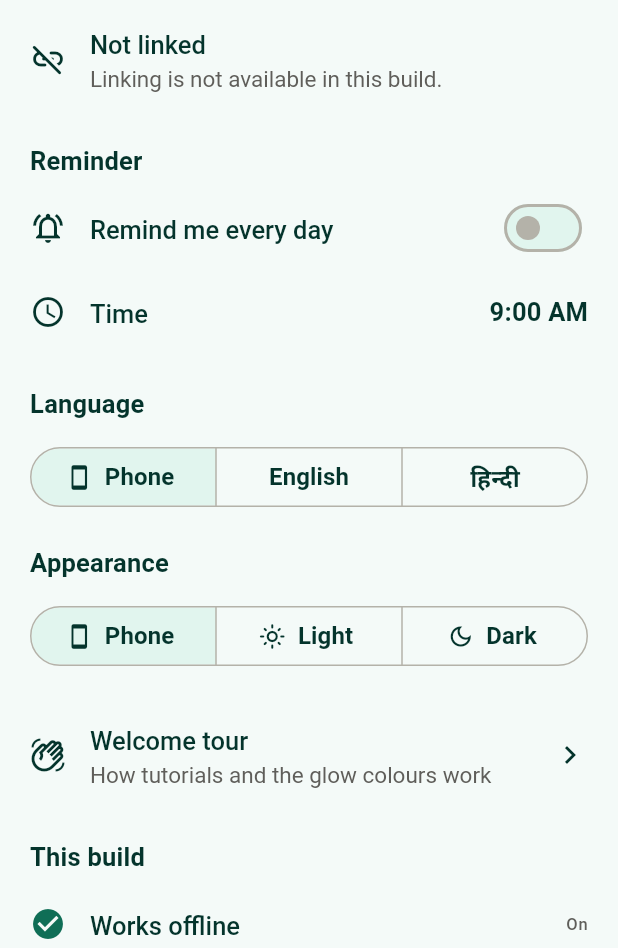
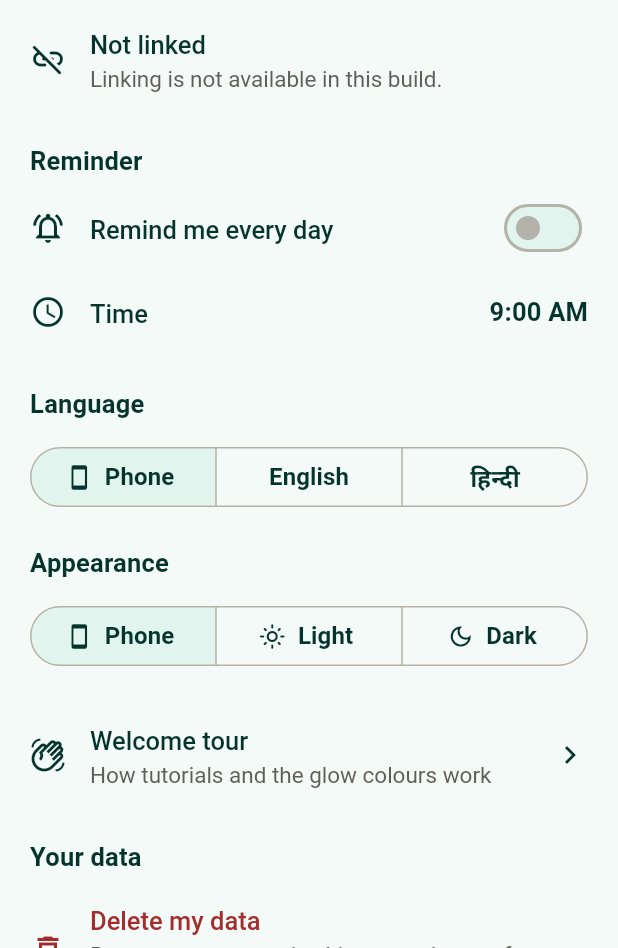
Before and after one commit to Dev010904/physio-app, a Flutter app: the screen it shows after launch, after a tap on "Skip", after a tap on the "settings" icon, on a phone screen of 412 x 824 dp, the part 288-1236 px from its top. Run offline on Flutter 3.47's test engine with Material 3 defaults, Android fonts, the phone set to English and light mode, and no system bars; our stand-ins replace audioplayers, camera, flutter_local_notifications, flutter_timezone, flutter_tts, sentry_flutter and 5 more; missing offline and left inert: google_mlkit_pose_detection; accounts and stored records are empty.

Commit message:
M5: Delete my data, release signing and pilot version
Settings has a new "Your data" section with "Delete my data". A confirm
dialog says what goes: history, pain scores and notes on this phone, plus the
patient's record at the clinic when linked. The clinic copy is deleted first
(delete_my_data, then sign-out); offline, nothing is deleted and the patient
is told to try again online. English and Hindi.

Release builds sign with the Play upload key when android/key.properties is
present. That file is git-ignored and names a keystore kept outside the
repo; key.properties.example shows its shape. Without it, release builds
fall back to the debug key so they still install on a test phone. The
version is now 0.1.0+1 for the first pilot build.

Co-Authored-By: Claude Opus 5.5 <noreply@anthropic.com>

```diff
--- a/lib/l10n/app_en.arb
+++ b/lib/l10n/app_en.arb
@@ -228,5 +228,16 @@
   "cameraBest": "Best {degrees}°",
   "@cameraBest": {"placeholders":{"degrees":{"type":"int"}}},
   "cameraDenied": "Camera permission is off, so reps follow the timer.",
-  "cameraFailed": "The camera could not start, so reps follow the timer."
+  "cameraFailed": "The camera could not start, so reps follow the timer.",
+
+  "yourData": "Your data",
+  "deleteMyData": "Delete my data",
+  "deleteMyDataBody": "Removes your exercise history and notes from this phone.",
+  "deleteMyDataLinkedBody": "Removes your history and notes from this phone and your record at your physio's clinic.",
+  "deleteConfirmTitle": "Delete your data?",
+  "deleteConfirmBody": "This removes your exercise history, pain scores and notes from this phone. It cannot be undone.",
+  "deleteConfirmLinkedBody": "This removes your exercise history, pain scores and notes from this phone and from your physio's clinic, and unlinks this phone. Your physio will no longer see your progress. It cannot be undone.",
+  "deleteAction": "Delete",
+  "dataDeleted": "Your data was deleted.",
+  "deleteNeedsInternet": "Deleting your record at the clinic needs the internet. Nothing was deleted; try again when you're online."
 }
--- a/lib/l10n/app_localizations.dart
+++ b/lib/l10n/app_localizations.dart
@@ -1177,6 +1177,66 @@ abstract class AppLocalizations {
   /// In en, this message translates to:
   /// **'The camera could not start, so reps follow the timer.'**
   String get cameraFailed;
+
+  /// No description provided for @yourData.
+  ///
+  /// In en, this message translates to:
+  /// **'Your data'**
+  String get yourData;
+
+  /// No description provided for @deleteMyData.
+  ///
+  /// In en, this message translates to:
+  /// **'Delete my data'**
+  String get deleteMyData;
+
+  /// No description provided for @deleteMyDataBody.
+  ///
+  /// In en, this message translates to:
+  /// **'Removes your exercise history and notes from this phone.'**
+  String get deleteMyDataBody;
+
+  /// No description provided for @deleteMyDataLinkedBody.
+  ///
+  /// In en, this message translates to:
+  /// **'Removes your history and notes from this phone and your record at your physio\'s clinic.'**
+  String get deleteMyDataLinkedBody;
+
+  /// No description provided for @deleteConfirmTitle.
+  ///
+  /// In en, this message translates to:
+  /// **'Delete your data?'**
+  String get deleteConfirmTitle;
+
+  /// No description provided for @deleteConfirmBody.
+  ///
+  /// In en, this message translates to:
+  /// **'This removes your exercise history, pain scores and notes from this phone. It cannot be undone.'**
+  String get deleteConfirmBody;
+
+  /// No description provided for @deleteConfirmLinkedBody.
+  ///
+  /// In en, this message translates to:
+  /// **'This removes your exercise history, pain scores and notes from this phone and from your physio\'s clinic, and unlinks this phone. Your physio will no longer see your progress. It cannot be undone.'**
+  String get deleteConfirmLinkedBody;
+
+  /// No description provided for @deleteAction.
+  ///
+  /// In en, this message translates to:
+  /// **'Delete'**
+  String get deleteAction;
+
+  /// No description provided for @dataDeleted.
+  ///
+  /// In en, this message translates to:
+  /// **'Your data was deleted.'**
+  String get dataDeleted;
+
+  /// No description provided for @deleteNeedsInternet.
+  ///
+  /// In en, this message translates to:
+  /// **'Deleting your record at the clinic needs the internet. Nothing was deleted; try again when you\'re online.'**
+  String get deleteNeedsInternet;
 }
 
 class _AppLocalizationsDelegate
--- a/lib/l10n/app_localizations_en.dart
+++ b/lib/l10n/app_localizations_en.dart
@@ -689,4 +689,39 @@ class AppLocalizationsEn extends AppLocalizations {
   @override
   String get cameraFailed =>
       'The camera could not start, so reps follow the timer.';
+
+  @override
+  String get yourData => 'Your data';
+
+  @override
+  String get deleteMyData => 'Delete my data';
+
+  @override
+  String get deleteMyDataBody =>
+      'Removes your exercise history and notes from this phone.';
+
+  @override
+  String get deleteMyDataLinkedBody =>
+      'Removes your history and notes from this phone and your record at your physio\'s clinic.';
+
+  @override
+  String get deleteConfirmTitle => 'Delete your data?';
+
+  @override
+  String get deleteConfirmBody =>
+      'This removes your exercise history, pain scores and notes from this phone. It cannot be undone.';
+
+  @override
+  String get deleteConfirmLinkedBody =>
+      'This removes your exercise history, pain scores and notes from this phone and from your physio\'s clinic, and unlinks this phone. Your physio will no longer see your progress. It cannot be undone.';
+
+  @override
+  String get deleteAction => 'Delete';
+
+  @override
+  String get dataDeleted => 'Your data was deleted.';
+
+  @override
+  String get deleteNeedsInternet =>
+      'Deleting your record at the clinic needs the internet. Nothing was deleted; try again when you\'re online.';
 }
--- a/lib/settings/about_screen.dart
+++ b/lib/settings/about_screen.dart
@@ -101,6 +101,10 @@ class AboutScreen extends StatelessWidget {
             ),
           ),
           const SizedBox(height: 20),
+          Text(l.yourData, style: text.titleMedium),
+          const SizedBox(height: 4),
+          ListenableBuilder(listenable: programs, builder: (context, _) => _DataSection(programs: programs)),
+          const SizedBox(height: 20),
           Text(l.thisBuild, style: text.titleMedium),
           const SizedBox(height: 4),
           _StatusTile(label: l.worksOffline, ok: true),
@@ -186,6 +190,57 @@ class _PhysioSection extends StatelessWidget {
   }
 }
 
+class _DataSection extends StatelessWidget {
+  const _DataSection({required this.programs});
+
+  final ProgramController programs;
+
+  Future<void> _delete(BuildContext context) async {
+    final l = context.l10n;
+    final linked = programs.isLinked;
+    final sure = await showDialog<bool>(
+      context: context,
+      builder: (context) => AlertDialog(
+        title: Text(l.deleteConfirmTitle),
+        content: Text(linked ? l.deleteConfirmLinkedBody : l.deleteConfirmBody),
+        actions: [
+          TextButton(
+            onPressed: () => Navigator.pop(context, false),
+            child: Text(MaterialLocalizations.of(context).cancelButtonLabel),
+          ),
+          TextButton(
+            style: TextButton.styleFrom(foregroundColor: Theme.of(context).colorScheme.error),
+            onPressed: () => Navigator.pop(context, true),
+            child: Text(l.deleteAction),
+          ),
+        ],
+      ),
+    );
+    if (sure != true || !context.mounted) return;
+    final messenger = ScaffoldMessenger.of(context);
+    try {
+      await programs.deleteAllData();
+      messenger.showSnackBar(SnackBar(content: Text(l.dataDeleted)));
+    } catch (e) {
+      debugPrint('delete failed: $e');
+      messenger.showSnackBar(SnackBar(content: Text(l.deleteNeedsInternet)));
+    }
+  }
+
+  @override
+  Widget build(BuildContext context) {
+    final l = context.l10n;
+    final error = Theme.of(context).colorScheme.error;
+    return ListTile(
+      contentPadding: EdgeInsets.zero,
+      leading: Icon(Icons.delete_forever_outlined, color: error),
+      title: Text(l.deleteMyData, style: TextStyle(color: error)),
+      subtitle: Text(programs.isLinked ? l.deleteMyDataLinkedBody : l.deleteMyDataBody),
+      onTap: () => _delete(context),
+    );
+  }
+}
+
 class _ReminderSection extends StatelessWidget {
   const _ReminderSection({required this.reminders});
 
--- a/lib/sync/supabase_backend.dart
+++ b/lib/sync/supabase_backend.dart
@@ -38,6 +38,13 @@ class SupabaseBackend implements ProgramBackend {
     } on PostgrestException catch (e) {
       throw LinkException(e.message);
     }
+  }
+
+  @override
+  Future<void> deleteMyData() async {
+    // Removes the patient row; the database deletes their logs and programs with it.
+    await _client.rpc('delete_my_data');
+    await _client.auth.signOut();
   }
 
   @override
--- a/pubspec.yaml
+++ b/pubspec.yaml
@@ -16,7 +16,7 @@ publish_to: 'none' # Remove this line if you wish to publish to pub.dev
 # https://developer.apple.com/library/archive/documentation/General/Reference/InfoPlistKeyReference/Articles/CoreFoundationKeys.html
 # In Windows, build-name is used as the major, minor, and patch parts
 # of the product and file versions while build-number is used as the build suffix.
-version: 1.0.0+1
+version: 0.1.0+1
 
 environment:
   sdk: ^3.13.5
```
Also changed, not shown: lib/l10n/app_hi.arb (+12 -1 lines), lib/l10n/app_localizations_hi.dart (+35 -0 lines), lib/program/program_controller.dart (+17 -0 lines), 4 other files.
